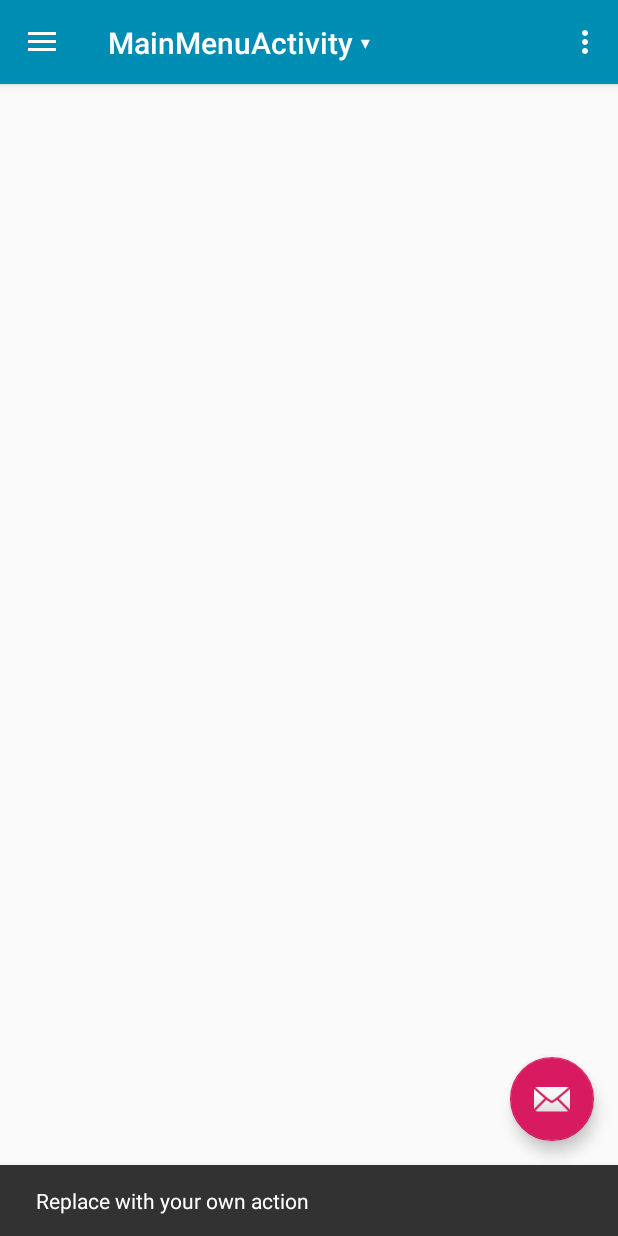
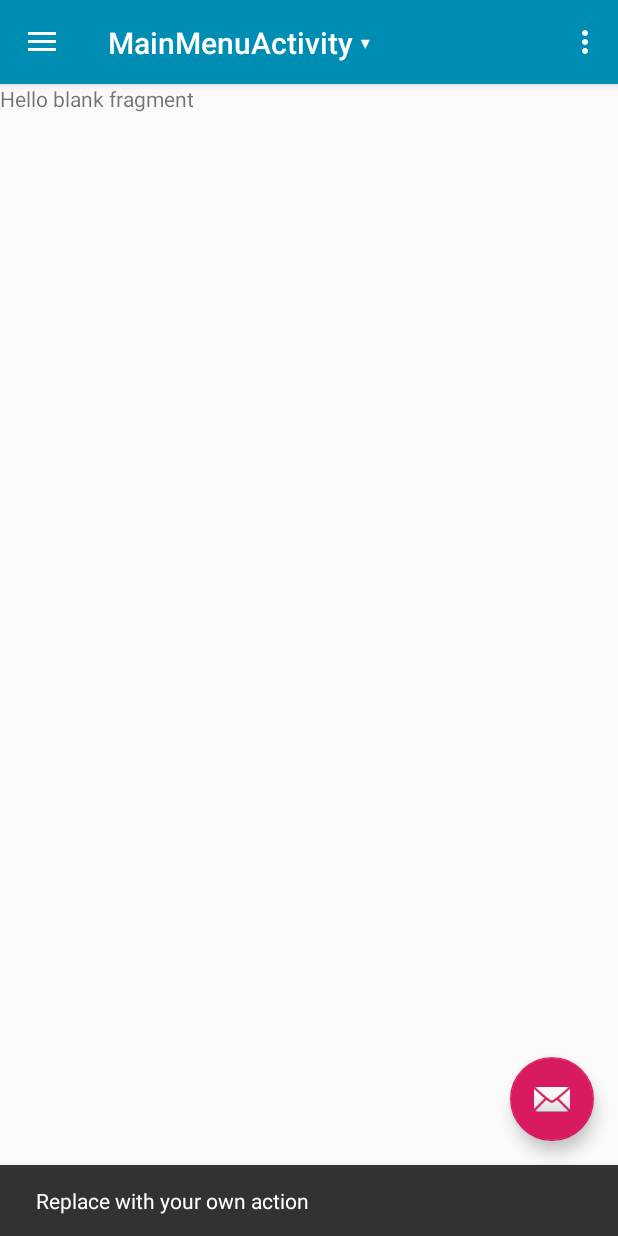
Before and after one commit to AngSanley/MyAuto, an Android app: the MainMenuActivity screen opened directly, with no data from a screen before it, after a tap on an icon or button, on a phone screen of 412 x 824 dp. Run offline under Robolectric (Android 15) with nearby library versions, the light colour scheme and no system bars.

Commit message:
Implement fragment to Main Menu
Signed-off-by: Stanley <angstanley68@gmail.com>

```diff
--- a/app/src/main/java/binus/mat/ics/myauto/MainMenuActivity.java
+++ b/app/src/main/java/binus/mat/ics/myauto/MainMenuActivity.java
@@ -8,6 +8,8 @@ import android.graphics.Typeface;
 import android.os.Bundle;
 import android.support.design.widget.FloatingActionButton;
 import android.support.design.widget.Snackbar;
+import android.support.v4.app.Fragment;
+import android.support.v4.app.FragmentTransaction;
 import android.view.View;
 import android.support.design.widget.NavigationView;
 import android.support.v4.view.GravityCompat;
@@ -81,6 +83,18 @@ public class MainMenuActivity extends AppCompatActivity
         appNameSidebar = headerView.findViewById(R.id.appNameSidebar);
         appNameSidebar.setTypeface(serifFont);
 
+        // select Timeline view
+        navigationView.getMenu().getItem(0).setChecked(true);
+        Fragment fragment = null;
+        fragment = new TimelineFragment();
+
+        //replacing the fragment
+        if (fragment != null) {
+            FragmentTransaction ft = getSupportFragmentManager().beginTransaction();
+            ft.replace(R.id.content_frame, fragment);
+            ft.commit();
+        }
+
     }
 
     @Override
@@ -125,10 +139,15 @@ public class MainMenuActivity extends AppCompatActivity
     @Override
     public boolean onNavigationItemSelected(MenuItem item) {
         // Handle navigation view item clicks here.
+
+        //creating fragment object
+        Fragment fragment = null;
+
         int id = item.getItemId();
 
         if (id == R.id.nav_timeline) {
-            // Handle the camera action
+            fragment = new TimelineFragment();
+
         } else if (id == R.id.nav_vehicle_information) {
 
         } else if (id == R.id.nav_report) {
@@ -148,6 +167,13 @@ public class MainMenuActivity extends AppCompatActivity
 
         }
 
+        //replacing the fragment
+        if (fragment != null) {
+            FragmentTransaction ft = getSupportFragmentManager().beginTransaction();
+            ft.replace(R.id.content_frame, fragment);
+            ft.commit();
+        }
+
         DrawerLayout drawer = (DrawerLayout) findViewById(R.id.drawer_layout);
         drawer.closeDrawer(GravityCompat.START);
         return true;
--- /dev/null
+++ b/app/src/main/java/binus/mat/ics/myauto/TimelineFragment.java
@@ -0,0 +1,28 @@
+package binus.mat.ics.myauto;
+
+import android.os.Bundle;
+import android.support.annotation.Nullable;
+import android.support.v4.app.Fragment;
+import android.view.LayoutInflater;
+import android.view.View;
+import android.view.ViewGroup;
+
+
+public class TimelineFragment extends Fragment {
+
+    @Nullable
+    @Override
+    public View onCreateView(LayoutInflater inflater, @Nullable ViewGroup container, @Nullable Bundle savedInstanceState) {
+        //returning our layout file
+        //change R.layout.yourlayoutfilename for each of your fragments
+        return inflater.inflate(R.layout.fragment_timeline, container, false);
+    }
+
+
+    @Override
+    public void onViewCreated(View view, @Nullable Bundle savedInstanceState) {
+        super.onViewCreated(view, savedInstanceState);
+        //you can set the title for your toolbar here for different fragments different titles
+        getActivity().setTitle("Menu 1");
+    }
+}
--- a/app/src/main/res/layout/content_main_menu.xml
+++ b/app/src/main/res/layout/content_main_menu.xml
@@ -8,4 +8,9 @@
     tools:context=".MainMenuActivity"
     tools:showIn="@layout/app_bar_main_menu">
 
+    <FrameLayout
+        android:id="@+id/content_frame"
+        android:layout_width="match_parent"
+        android:layout_height="match_parent" />
+
 </android.support.constraint.ConstraintLayout>
--- /dev/null
+++ b/app/src/main/res/layout/fragment_timeline.xml
@@ -0,0 +1,14 @@
+<?xml version="1.0" encoding="utf-8"?>
+<FrameLayout xmlns:android="http://schemas.android.com/apk/res/android"
+    xmlns:tools="http://schemas.android.com/tools"
+    android:layout_width="match_parent"
+    android:layout_height="match_parent"
+    tools:context=".TimelineFragment">
+
+    <!-- TODO: Update blank fragment layout -->
+    <TextView
+        android:layout_width="match_parent"
+        android:layout_height="match_parent"
+        android:text="@string/hello_blank_fragment" />
+
+</FrameLayout>
--- a/app/src/main/res/values/strings.xml
+++ b/app/src/main/res/values/strings.xml
@@ -107,4 +107,7 @@
     <string name="pref_ringtone_silent">Silent</string>
 
     <string name="pref_title_vibrate">Vibrate</string>
+
+    <!-- TODO: Remove or change this placeholder text -->
+    <string name="hello_blank_fragment">Hello blank fragment</string>
 </resources>
```
Also changed, not shown: 2 other files.
